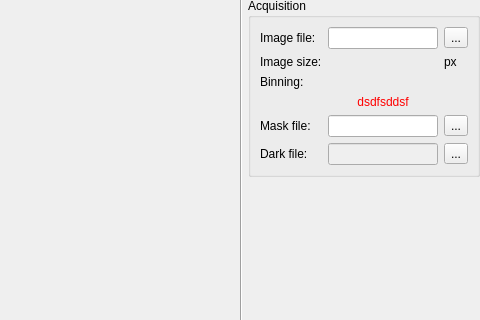
First picture: the form in pyFAI/resources/gui/calibration-experiment.ui, repository silx-kit/pyFAI, before the edit; both pictures show x 242 to 722 and y 342 to 662 of the 722 by 830 pixel window.
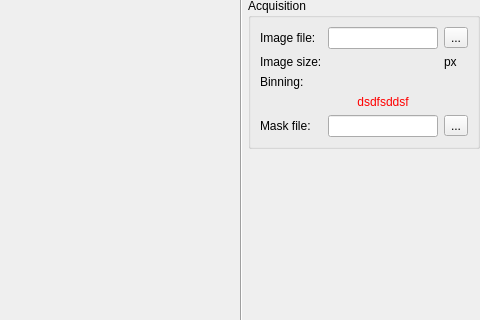
Second picture: the form after the edit. Custom widgets are drawn as their Qt base class.

Commit message: Remove dark from the GUI and the model

What changed in the file:
```diff
--- a/pyFAI/resources/gui/calibration-experiment.ui
+++ b/pyFAI/resources/gui/calibration-experiment.ui
@@ -267,23 +267,6 @@
            </property>
           </widget>
          </item>
-         <item row="5" column="0">
-          <widget class="QLabel" name="label_76">
-           <property name="text">
-            <string>Dark file:</string>
-           </property>
-          </widget>
-         </item>
-         <item row="5" column="2">
-          <widget class="LoadImageToolButton" name="_darkLoader">
-           <property name="toolTip">
-            <string>Load a dark current file</string>
-           </property>
-           <property name="text">
-            <string>...</string>
-           </property>
-          </widget>
-         </item>
          <item row="4" column="1">
           <widget class="FileEdit" name="_mask">
            <property name="text">
@@ -322,16 +305,6 @@
            </property>
           </widget>
          </item>
-         <item row="5" column="1">
-          <widget class="FileEdit" name="_dark">
-           <property name="enabled">
-            <bool>false</bool>
-           </property>
-           <property name="text">
-            <string/>
-           </property>
-          </widget>
-         </item>
          <item row="1" column="0">
           <widget class="QLabel" name="_imageSizeLabel">
            <property name="text">
```
Left out of the diff: 26 changed lines with no effect on the pictures. The commit also changes 2 other files.
